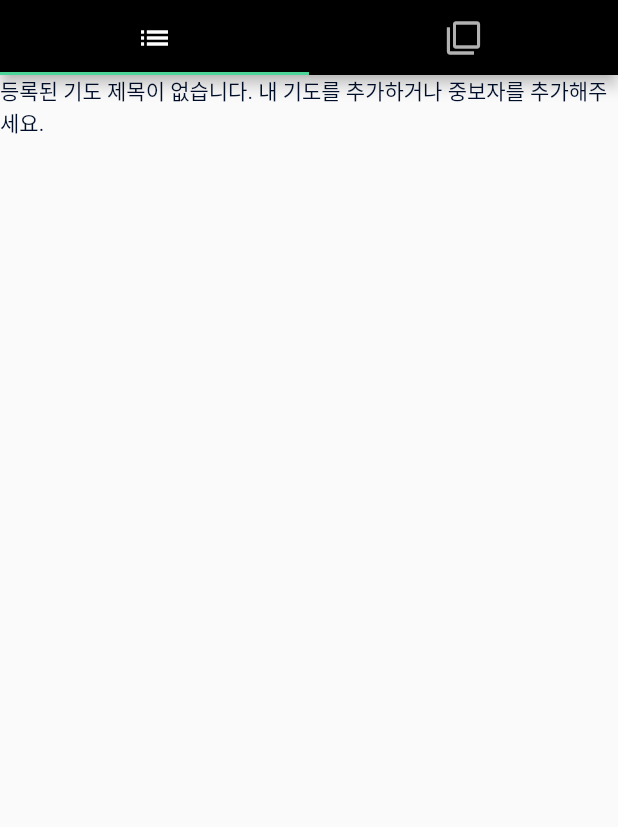
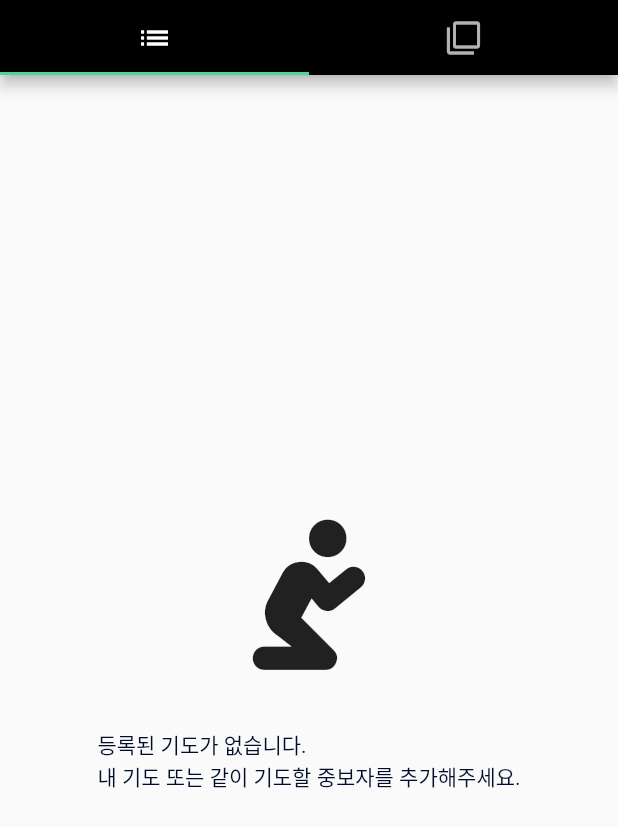
Before and after one commit to Jay-flow/flutter-app-inusPray, a Flutter app: the PrayTopTab screen opened directly, on a phone screen of 412 x 824 dp. Shown: the top 827 px of the screen. Run offline on Flutter 3.47's test engine with Material 2 defaults, Android fonts, the phone set to English and light mode, and no system bars; our stand-ins replace animated_text_kit, cloud_firestore, firebase_auth, firebase_messaging, firebase_storage, flutter_slidable and 7 more; missing offline and left inert: firebase_admob, flutter_kakao_login, flutter_statusbarcolor; accounts and stored records are empty.

Commit message:
[Feactre] Pray data binding

```diff
--- /dev/null
+++ b/lib/models/pray.dart
@@ -0,0 +1,13 @@
+import 'package:flutter/material.dart';
+
+class Pray {
+  String name;
+  String profileImage;
+  String content;
+
+  Pray({
+    @required this.name,
+    @required this.profileImage,
+    @required this.content,
+  });
+}
--- a/lib/screen/mediator.dart
+++ b/lib/screen/mediator.dart
@@ -52,7 +52,7 @@ class _MediatorState extends State<Mediator> {
           child: Consumer<User>(
             builder: (BuildContext context, User user, Widget widget) {
               var mediators = user.mediators;
-              if (mediators == null) {
+              if (mediators.isEmpty) {
                 return Column(
                   mainAxisAlignment: MainAxisAlignment.center,
                   children: <Widget>[
--- a/lib/screen/pray_list.dart
+++ b/lib/screen/pray_list.dart
@@ -1,44 +1,75 @@
 import 'package:flutter/material.dart';
 import 'package:flutter_inus_pray/components/circle_image.dart';
-import 'package:flutter_inus_pray/mocks/user_mock.dart';
+import 'package:flutter_inus_pray/models/pray.dart';
 import 'package:flutter_inus_pray/models/user.dart';
 import 'package:flutter_inus_pray/utils/asset.dart' as Asset;
+import 'package:flutter_spinkit/flutter_spinkit.dart';
+import 'package:font_awesome_flutter/font_awesome_flutter.dart';
 import 'package:provider/provider.dart';
 
-class PrayList extends StatelessWidget {
+class PrayList extends StatefulWidget {
   static const String id = 'pray_list';
 
-  final List<User> _users = [
-    User(email: 'army@bagstation.io', name: "아미", church: "우리안에교회"),
-    User(email: 'enhyn@gmail.com', name: "김유지", church: "우리안에교회"),
-    User(email: 'choi@gmail.com', name: "최진욱", church: "우리안에교회")
-  ];
+  @override
+  _PrayListState createState() => _PrayListState();
+}
+
+class _PrayListState extends State<PrayList> {
+  List<Pray> _prays = [];
+  bool _isLoading = true;
+
+  @override
+  void didChangeDependencies() {
+    super.didChangeDependencies();
+    final _user = Provider.of<User>(context);
+    _user.prays.forEach((value) {
+      Pray _pray = Pray(
+          name: _user.name, profileImage: _user.profileImage, content: value);
+      return _prays.add(_pray);
+    });
+    setState(() {
+      _isLoading = false;
+    });
+  }
 
   @override
   Widget build(BuildContext context) {
-    return Consumer<User>(
-      builder: (BuildContext context, User user, Widget widget) {
-        if (user.prays.isEmpty && user.mediators.isEmpty) {
+    if (_isLoading) {
       return Container(
-            child: Text('등록된 기도 제목이 없습니다. 내 기도를 추가하거나 중보자를 추가해주세요.'),
+        child: SpinKitFadingCircle(
+          color: Colors.black,
+        ),
+      );
+    } else if (_prays.isEmpty) {
+      return Column(
+        mainAxisAlignment: MainAxisAlignment.center,
+        children: <Widget>[
+          Icon(
+            FontAwesomeIcons.pray,
+            size: 100,
+          ),
+          SizedBox(
+            height: 40,
+          ),
+          Text('등록된 기도가 없습니다.\n내 기도 또는 같이 기도할 중보자를 추가해주세요.'),
+        ],
       );
     } else {
       return ListView.builder(
-            itemCount: _users.length,
+        itemCount: _prays.length,
         itemBuilder: (_, index) {
-              String name = _users[index].name;
           return Container(
             padding: EdgeInsets.symmetric(vertical: 10.0),
             child: ListTile(
               leading: CircleImage(
                 size: 50,
-                    imagePath: UserMock.profileImagePath,
+                imagePath: _prays[index].profileImage,
               ),
               title: Text(
-                    name,
+                _prays[index].name,
                 style: TextStyle(fontWeight: FontWeight.bold),
               ),
-                  subtitle: Text(UserMock.prays[0]),
+              subtitle: Text(_prays[index].content),
             ),
             decoration: BoxDecoration(
               border: Border(
@@ -51,7 +82,5 @@ class PrayList extends StatelessWidget {
         },
       );
     }
-      },
-    );
   }
 }
```
Also changed, not shown: lib/screen/pray_card_screen.dart (+26 -5 lines). Lines whose indentation alone changed are shown as unchanged.
